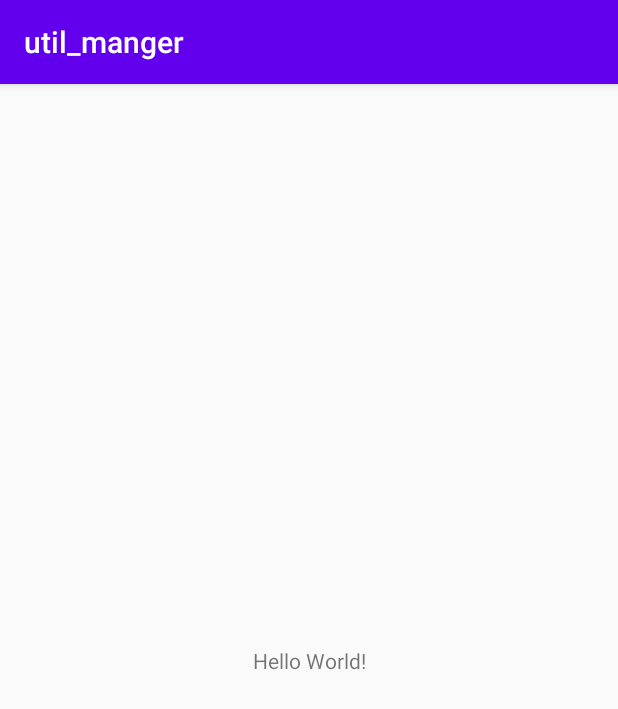
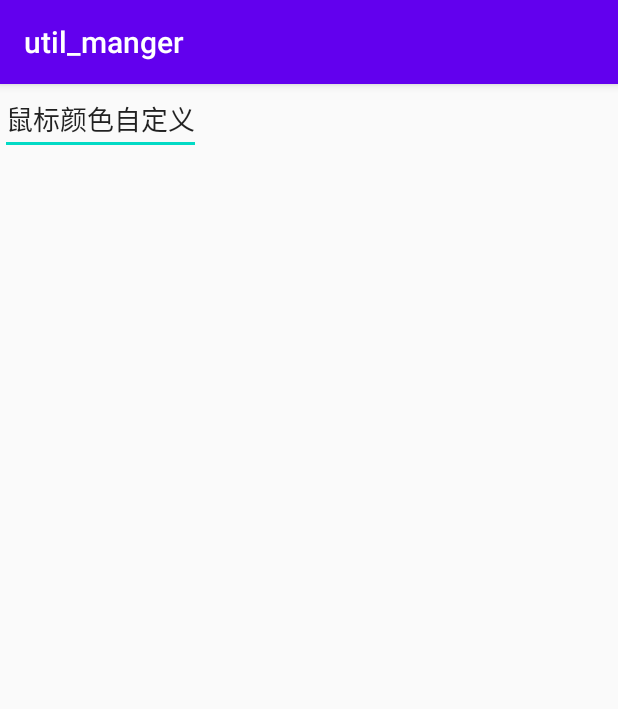
Before and after one commit to zhaoweiyan/util_util_manger, an Android app: the screen it shows after launch (MainActivity), on a phone screen of 412 x 824 dp. Shown: the top 709 px of the screen. Run offline under Robolectric (Android 15) with nearby library versions, the phone set to English and light mode, and no system bars.

```diff
--- /dev/null
+++ b/app/src/main/res/drawable/edit_cursor_color.xml
@@ -0,0 +1,6 @@
+<?xml version="1.0" encoding="utf-8"?>
+<shape xmlns:android="http://schemas.android.com/apk/res/android"
+    android:shape="rectangle">
+    <size android:width="2dp" />
+    <solid android:color="@color/colorAccent" />
+</shape>
--- a/app/src/main/res/layout/activity_main.xml
+++ b/app/src/main/res/layout/activity_main.xml
@@ -6,13 +6,12 @@
     android:layout_height="match_parent"
     tools:context=".MainActivity">
 
-    <TextView
+    <EditText
         android:layout_width="wrap_content"
         android:layout_height="wrap_content"
-        android:text="Hello World!"
-        app:layout_constraintBottom_toBottomOf="parent"
+        android:text="鼠标颜色自定义"
         app:layout_constraintLeft_toLeftOf="parent"
-        app:layout_constraintRight_toRightOf="parent"
+        android:textCursorDrawable="@drawable/edit_cursor_color"
         app:layout_constraintTop_toTopOf="parent" />
 
 </androidx.constraintlayout.widget.ConstraintLayout>
```
Also changed, not shown: app/src/main/java/com/example/utilmanger/manger/VersionManger.java (added, +43 -0 lines).
